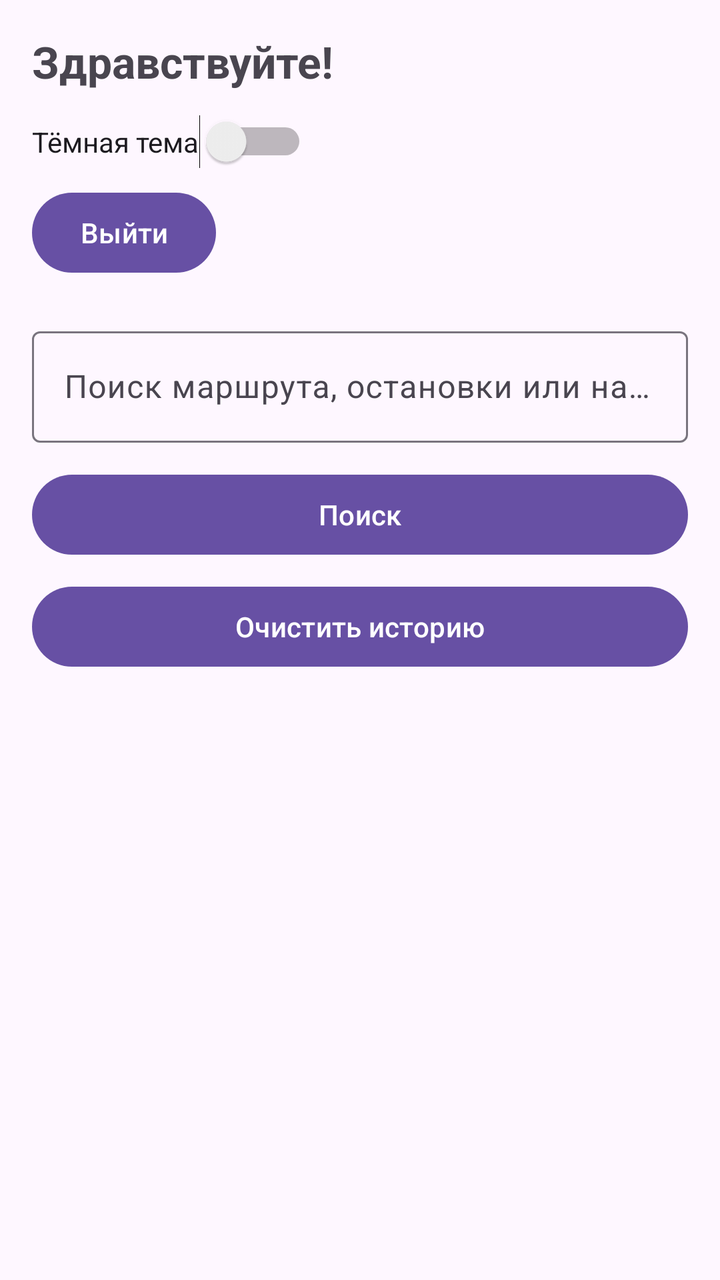
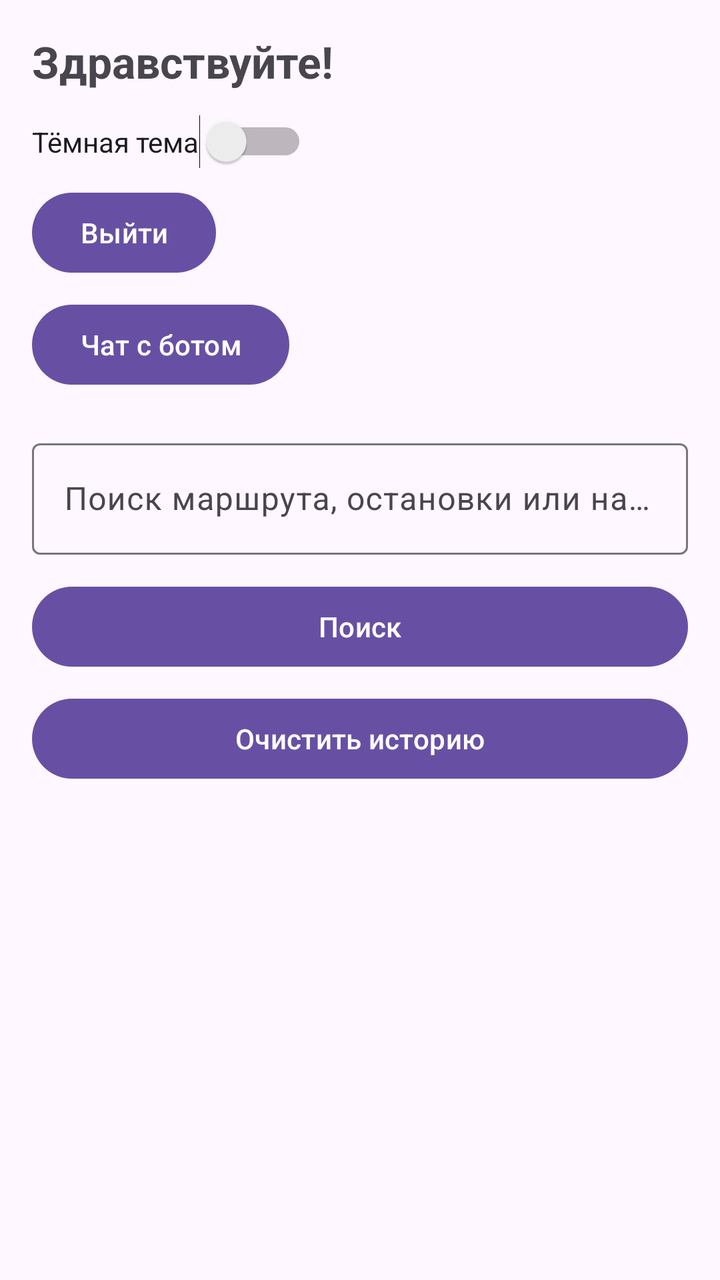

Compare the two renders of this Android layout. The source of the first and the diff that turns it into the second are given below.
<!-- AndroidManifest.xml: application theme Theme.Cursovaya -->
<!-- res/layout/fragment_search.xml -->
<?xml version="1.0" encoding="utf-8"?>
<androidx.core.widget.NestedScrollView xmlns:android="http://schemas.android.com/apk/res/android"
    xmlns:app="http://schemas.android.com/apk/res-auto"
    android:layout_width="match_parent"
    android:layout_height="match_parent"
    android:fillViewport="true">

    <LinearLayout
        android:layout_width="match_parent"
        android:layout_height="wrap_content"
        android:orientation="vertical"
        android:padding="16dp">

        <TextView
            android:id="@+id/textWelcome"
            android:layout_width="match_parent"
            android:layout_height="wrap_content"
            android:text="Здравствуйте!"
            android:textSize="22sp"
            android:textStyle="bold" />

        <Switch
            android:id="@+id/switchTheme"
            android:layout_width="wrap_content"
            android:layout_height="wrap_content"
            android:layout_marginTop="12dp"
            android:text="Тёмная тема" />

        <Button
            android:id="@+id/buttonLogout"
            android:layout_width="wrap_content"
            android:layout_height="wrap_content"
            android:layout_marginTop="8dp"
            android:text="Выйти" />

        <com.google.android.material.textfield.TextInputLayout
            android:layout_width="match_parent"
            android:layout_height="wrap_content"
            android:layout_marginTop="20dp"
            android:hint="Поиск маршрута, остановки или направления">

            <com.google.android.material.textfield.TextInputEditText
                android:id="@+id/editSearch"
                android:layout_width="match_parent"
                android:layout_height="wrap_content"
                android:imeOptions="actionSearch"
                android:inputType="text"
                android:singleLine="true" />
        </com.google.android.material.textfield.TextInputLayout>

        <LinearLayout
            android:layout_width="match_parent"
            android:layout_height="wrap_content"
            android:orientation="horizontal"
            android:layout_marginTop="12dp">

            <Button
                android:id="@+id/buttonSearch"
                android:layout_width="0dp"
                android:layout_height="wrap_content"
                android:layout_weight="1"
                android:text="Поиск" />

            <Button
                android:id="@+id/buttonClear"
                android:layout_width="0dp"
                android:layout_height="wrap_content"
                android:layout_weight="1"
                android:layout_marginStart="8dp"
                android:text="Очистить"
                android:visibility="gone" />
        </LinearLayout>

        <Button
            android:id="@+id/buttonClearHistory"
            android:layout_width="match_parent"
            android:layout_height="wrap_content"
            android:layout_marginTop="8dp"
            android:text="Очистить историю" />

        <ProgressBar
            android:id="@+id/progressBar"
            android:layout_width="wrap_content"
            android:layout_height="wrap_content"
            android:layout_gravity="center"
            android:layout_marginTop="16dp"
            android:visibility="gone" />

        <TextView
            android:id="@+id/historyHeader"
            android:layout_width="match_parent"
            android:layout_height="wrap_content"
            android:layout_marginTop="16dp"
            android:text="История поиска"
            android:textStyle="bold"
            android:visibility="gone" />

        <androidx.recyclerview.widget.RecyclerView
            android:id="@+id/recyclerHistory"
            android:layout_width="match_parent"
            android:layout_height="wrap_content"
            android:layout_marginTop="8dp"
            android:visibility="gone" />

        <androidx.recyclerview.widget.RecyclerView
            android:id="@+id/recyclerResults"
            android:layout_width="match_parent"
            android:layout_height="wrap_content"
            android:layout_marginTop="16dp" />

        <LinearLayout
            android:id="@+id/emptyState"
            android:layout_width="match_parent"
            android:layout_height="wrap_content"
            android:layout_marginTop="20dp"
            android:gravity="center"
            android:orientation="vertical"
            android:padding="24dp"
            android:visibility="gone">

            <TextView
                android:layout_width="wrap_content"
                android:layout_height="wrap_content"
                android:text="Ничего не найдено"
                android:textSize="18sp"
                android:textStyle="bold" />

            <TextView
                android:layout_width="wrap_content"
                android:layout_height="wrap_content"
                android:layout_marginTop="8dp"
                android:text="Попробуйте изменить запрос поиска"
                android:textSize="14sp" />
        </LinearLayout>

        <LinearLayout
            android:id="@+id/errorState"
            android:layout_width="match_parent"
            android:layout_height="wrap_content"
            android:layout_marginTop="20dp"
            android:gravity="center"
            android:orientation="vertical"
            android:padding="24dp"
            android:visibility="gone">

            <TextView
                android:layout_width="wrap_content"
                android:layout_height="wrap_content"
                android:text="Ошибка поиска"
                android:textSize="18sp"
                android:textStyle="bold" />

            <TextView
                android:id="@+id/textErrorMessage"
                android:layout_width="wrap_content"
                android:layout_height="wrap_content"
                android:layout_marginTop="8dp"
                android:text="Не удалось выполнить запрос"
                android:textSize="14sp" />

            <Button
                android:id="@+id/buttonRefresh"
                android:layout_width="wrap_content"
                android:layout_height="wrap_content"
                android:layout_marginTop="16dp"
                android:text="Обновить" />
        </LinearLayout>
    </LinearLayout>
</androidx.core.widget.NestedScrollView>
<!-- resources referenced by this layout -->
<resources>
  <style name="Theme.Cursovaya" parent="Base.Theme.Cursovaya" />
  <style name="Base.Theme.Cursovaya" parent="Theme.Material3.DayNight.NoActionBar">
          
          
      </style>
</resources>

<!-- the commit's change to res/layout/fragment_search.xml (unified diff, before → after) -->
@@ -32,6 +32,13 @@
             android:layout_height="wrap_content"
             android:layout_marginTop="8dp"
             android:text="Выйти" />
+
+        <Button
+            android:id="@+id/buttonOpenChat"
+            android:layout_width="wrap_content"
+            android:layout_height="wrap_content"
+            android:layout_marginTop="8dp"
+            android:text="Чат с ботом" />
 
         <com.google.android.material.textfield.TextInputLayout
             android:layout_width="match_parent"
